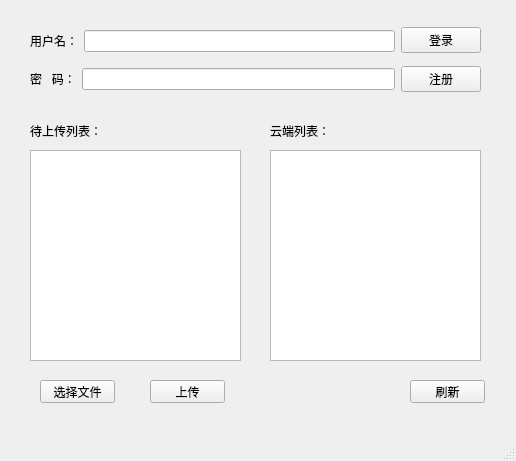
Qt form mainwindow.ui (cuidyy/client) before a commit.
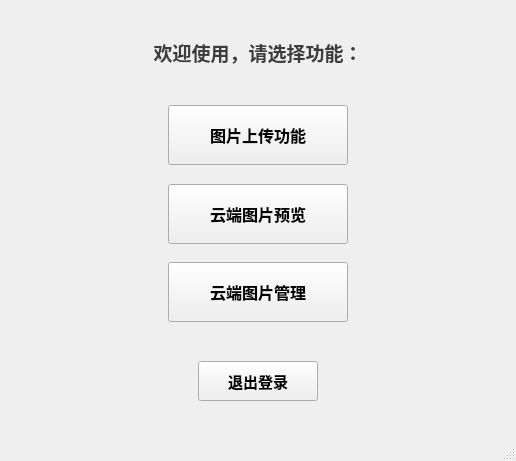
The same form after that commit. The open tabs and pages were chosen to show the change.

Commit message: change function layout

```diff
--- a/mainwindow.ui
+++ b/mainwindow.ui
@@ -11,176 +11,920 @@
    </rect>
   </property>
   <property name="windowTitle">
-   <string>MainWindow</string>
+   <string>用户图片云存储系统</string>
+  </property>
+  <property name="styleSheet">
+   <string notr="true"/>
   </property>
   <widget class="QWidget" name="centralwidget">
-   <widget class="QLabel" name="label_3">
-    <property name="geometry">
-     <rect>
-      <x>30</x>
-      <y>120</y>
-      <width>71</width>
-      <height>21</height>
-     </rect>
-    </property>
-    <property name="text">
-     <string>待上传列表：</string>
-    </property>
-   </widget>
-   <widget class="QLabel" name="label_4">
-    <property name="geometry">
-     <rect>
-      <x>270</x>
-      <y>120</y>
-      <width>71</width>
-      <height>21</height>
-     </rect>
-    </property>
-    <property name="text">
-     <string>云端列表：</string>
-    </property>
-   </widget>
-   <widget class="QListView" name="listViewUpload">
-    <property name="geometry">
-     <rect>
-      <x>30</x>
-      <y>150</y>
-      <width>211</width>
-      <height>211</height>
-     </rect>
-    </property>
-   </widget>
-   <widget class="QListView" name="listViewCloud">
-    <property name="geometry">
-     <rect>
-      <x>270</x>
-      <y>150</y>
-      <width>211</width>
-      <height>211</height>
-     </rect>
-    </property>
-    <property name="contextMenuPolicy">
-     <enum>Qt::NoContextMenu</enum>
-    </property>
-    <property name="editTriggers">
-     <set>QAbstractItemView::NoEditTriggers</set>
-    </property>
-   </widget>
-   <widget class="QPushButton" name="pushButtonUpload">
-    <property name="geometry">
-     <rect>
-      <x>150</x>
-      <y>380</y>
-      <width>75</width>
-      <height>23</height>
-     </rect>
-    </property>
-    <property name="text">
-     <string>上传</string>
-    </property>
-   </widget>
-   <widget class="QPushButton" name="pushButtonFlush">
-    <property name="geometry">
-     <rect>
-      <x>410</x>
-      <y>380</y>
-      <width>75</width>
-      <height>23</height>
-     </rect>
-    </property>
-    <property name="text">
-     <string>刷新</string>
-    </property>
-   </widget>
-   <widget class="QPushButton" name="pushButtonSelectFile">
-    <property name="geometry">
-     <rect>
-      <x>40</x>
-      <y>380</y>
-      <width>75</width>
-      <height>23</height>
-     </rect>
-    </property>
-    <property name="text">
-     <string>选择文件</string>
-    </property>
-   </widget>
-   <widget class="QWidget" name="layoutWidget">
-    <property name="geometry">
-     <rect>
-      <x>30</x>
-      <y>20</y>
-      <width>451</width>
-      <height>81</height>
-     </rect>
-    </property>
-    <layout class="QHBoxLayout" name="horizontalLayout_3">
-     <item>
-      <layout class="QVBoxLayout" name="verticalLayout_2">
-       <item>
-        <layout class="QHBoxLayout" name="horizontalLayout">
-         <item>
-          <widget class="QLabel" name="label">
-           <property name="text">
-            <string>用户名：</string>
-           </property>
-          </widget>
-         </item>
-         <item>
-          <widget class="QLineEdit" name="lineEditUserName"/>
-         </item>
-        </layout>
-       </item>
-       <item>
-        <layout class="QHBoxLayout" name="horizontalLayout_2">
-         <item>
-          <widget class="QLabel" name="label_2">
-           <property name="text">
-            <string>密   码：</string>
-           </property>
-          </widget>
-         </item>
-         <item>
-          <widget class="QLineEdit" name="lineEditPassWord">
-           <property name="echoMode">
-            <enum>QLineEdit::Password</enum>
-           </property>
-          </widget>
-         </item>
-        </layout>
-       </item>
-      </layout>
-     </item>
-     <item>
-      <layout class="QVBoxLayout" name="verticalLayout">
-       <item>
-        <widget class="QPushButton" name="pushButtonLogin">
-         <property name="text">
-          <string>登录</string>
-         </property>
-        </widget>
-       </item>
-       <item>
-        <widget class="QPushButton" name="pushButtonRegister">
-         <property name="text">
-          <string>注册</string>
-         </property>
-        </widget>
-       </item>
-      </layout>
-     </item>
-    </layout>
-   </widget>
-  </widget>
-  <widget class="QMenuBar" name="menubar">
-   <property name="geometry">
-    <rect>
-     <x>0</x>
-     <y>0</y>
-     <width>516</width>
-     <height>21</height>
-    </rect>
-   </property>
+   <layout class="QVBoxLayout" name="verticalLayout">
+    <item>
+     <widget class="QStackedWidget" name="stackedWidget">
+      <widget class="QWidget" name="loginPage">
+       <layout class="QVBoxLayout" name="verticalLayout_2">
+        <item>
+         <spacer name="verticalSpacer">
+          <property name="orientation">
+           <enum>Qt::Vertical</enum>
+          </property>
+          <property name="sizeHint" stdset="0">
+           <size>
+            <width>20</width>
+            <height>40</height>
+           </size>
+          </property>
+         </spacer>
+        </item>
+        <item>
+         <widget class="QLabel" name="labelTitle">
+          <property name="font">
+           <font>
+            <pointsize>16</pointsize>
+            <bold>true</bold>
+           </font>
+          </property>
+          <property name="text">
+           <string>用户图片云存储系统</string>
+          </property>
+          <property name="alignment">
+           <set>Qt::AlignCenter</set>
+          </property>
+         </widget>
+        </item>
+        <item>
+         <spacer name="verticalSpacer_7">
+          <property name="orientation">
+           <enum>Qt::Vertical</enum>
+          </property>
+          <property name="sizeType">
+           <enum>QSizePolicy::Fixed</enum>
+          </property>
+          <property name="sizeHint" stdset="0">
+           <size>
+            <width>20</width>
+            <height>30</height>
+           </size>
+          </property>
+         </spacer>
+        </item>
+        <item>
+         <layout class="QHBoxLayout" name="horizontalLayout_3">
+          <item>
+           <spacer name="horizontalSpacer">
+            <property name="orientation">
+             <enum>Qt::Horizontal</enum>
+            </property>
+            <property name="sizeHint" stdset="0">
+             <size>
+              <width>40</width>
+              <height>20</height>
+             </size>
+            </property>
+           </spacer>
+          </item>
+          <item>
+           <layout class="QVBoxLayout" name="verticalLayout_3">
+            <property name="spacing">
+             <number>15</number>
+            </property>
+            <item>
+             <layout class="QHBoxLayout" name="horizontalLayout">
+              <item>
+               <widget class="QLabel" name="label">
+                <property name="minimumSize">
+                 <size>
+                  <width>80</width>
+                  <height>30</height>
+                 </size>
+                </property>
+                <property name="font">
+                 <font>
+                  <pointsize>11</pointsize>
+                  <bold>true</bold>
+                 </font>
+                </property>
+                <property name="text">
+                 <string>用户名：</string>
+                </property>
+                <property name="alignment">
+                 <set>Qt::AlignRight|Qt::AlignTrailing|Qt::AlignVCenter</set>
+                </property>
+               </widget>
+              </item>
+              <item>
+               <widget class="QLineEdit" name="lineEditUserName">
+                <property name="minimumSize">
+                 <size>
+                  <width>220</width>
+                  <height>35</height>
+                 </size>
+                </property>
+                <property name="font">
+                 <font>
+                  <pointsize>11</pointsize>
+                 </font>
+                </property>
+               </widget>
+              </item>
+             </layout>
+            </item>
+            <item>
+             <layout class="QHBoxLayout" name="horizontalLayout_2">
+              <item>
+               <widget class="QLabel" name="label_2">
+                <property name="minimumSize">
+                 <size>
+                  <width>80</width>
+                  <height>30</height>
+                 </size>
+                </property>
+                <property name="font">
+                 <font>
+                  <pointsize>11</pointsize>
+                  <bold>true</bold>
+                 </font>
+                </property>
+                <property name="text">
+                 <string>密   码：</string>
+                </property>
+                <property name="alignment">
+                 <set>Qt::AlignRight|Qt::AlignTrailing|Qt::AlignVCenter</set>
+                </property>
+               </widget>
+              </item>
+              <item>
+               <widget class="QLineEdit" name="lineEditPassWord">
+                <property name="minimumSize">
+                 <size>
+                  <width>220</width>
+                  <height>35</height>
+                 </size>
+                </property>
+                <property name="font">
+                 <font>
+                  <pointsize>11</pointsize>
+                 </font>
+                </property>
+                <property name="echoMode">
+                 <enum>QLineEdit::Password</enum>
+                </property>
+               </widget>
+              </item>
+             </layout>
+            </item>
+            <item>
+             <spacer name="verticalSpacer_6">
+              <property name="orientation">
+               <enum>Qt::Vertical</enum>
+              </property>
+              <property name="sizeType">
+               <enum>QSizePolicy::Fixed</enum>
+              </property>
+              <property name="sizeHint" stdset="0">
+               <size>
+                <width>20</width>
+                <height>20</height>
+               </size>
+              </property>
+             </spacer>
+            </item>
+            <item>
+             <layout class="QHBoxLayout" name="horizontalLayout_4">
+              <item>
+               <spacer name="horizontalSpacer_9">
+                <property name="orientation">
+                 <enum>Qt::Horizontal</enum>
+                </property>
+                <property name="sizeHint" stdset="0">
+                 <size>
+                  <width>40</width>
+                  <height>20</height>
+                 </size>
+                </property>
+               </spacer>
+              </item>
+              <item>
+               <widget class="QPushButton" name="pushButtonLogin">
+                <property name="minimumSize">
+                 <size>
+                  <width>100</width>
+                  <height>40</height>
+                 </size>
+                </property>
+                <property name="font">
+                 <font>
+                  <pointsize>11</pointsize>
+                  <bold>true</bold>
+                 </font>
+                </property>
+                <property name="styleSheet">
+                 <string notr="true">background-color: rgb(0, 170, 255);
+color: rgb(255, 255, 255);</string>
+                </property>
+                <property name="text">
+                 <string>登录</string>
+                </property>
+               </widget>
+              </item>
+              <item>
+               <spacer name="horizontalSpacer_10">
+                <property name="orientation">
+                 <enum>Qt::Horizontal</enum>
+                </property>
+                <property name="sizeHint" stdset="0">
+                 <size>
+                  <width>20</width>
+                  <height>20</height>
+                 </size>
+                </property>
+               </spacer>
+              </item>
+              <item>
+               <widget class="QPushButton" name="pushButtonRegister">
+                <property name="minimumSize">
+                 <size>
+                  <width>100</width>
+                  <height>40</height>
+                 </size>
+                </property>
+                <property name="font">
+                 <font>
+                  <pointsize>11</pointsize>
+                  <bold>true</bold>
+                 </font>
+                </property>
+                <property name="styleSheet">
+                 <string notr="true">background-color: rgb(85, 170, 0);
+color: rgb(255, 255, 255);</string>
+                </property>
+                <property name="text">
+                 <string>注册</string>
+                </property>
+               </widget>
+              </item>
+              <item>
+               <spacer name="horizontalSpacer_11">
+                <property name="orientation">
+                 <enum>Qt::Horizontal</enum>
+                </property>
+                <property name="sizeHint" stdset="0">
+                 <size>
+                  <width>40</width>
+                  <height>20</height>
+                 </size>
+                </property>
+               </spacer>
+              </item>
+             </layout>
+            </item>
+           </layout>
+          </item>
+          <item>
+           <spacer name="horizontalSpacer_2">
+            <property name="orientation">
+             <enum>Qt::Horizontal</enum>
+            </property>
+            <property name="sizeHint" stdset="0">
+             <size>
+              <width>40</width>
+              <height>20</height>
+             </size>
+            </property>
+           </spacer>
+          </item>
+         </layout>
+        </item>
+        <item>
+         <spacer name="verticalSpacer_2">
+          <property name="orientation">
+           <enum>Qt::Vertical</enum>
+          </property>
+          <property name="sizeHint" stdset="0">
+           <size>
+            <width>20</width>
+            <height>40</height>
+           </size>
+          </property>
+         </spacer>
+        </item>
+       </layout>
+      </widget>
+      <widget class="QWidget" name="functionPage">
+       <layout class="QVBoxLayout" name="verticalLayout_4">
+        <item>
+         <spacer name="verticalSpacer_8">
+          <property name="orientation">
+           <enum>Qt::Vertical</enum>
+          </property>
+          <property name="sizeType">
+           <enum>QSizePolicy::Fixed</enum>
+          </property>
+          <property name="sizeHint" stdset="0">
+           <size>
+            <width>20</width>
+            <height>20</height>
+           </size>
+          </property>
+         </spacer>
+        </item>
+        <item>
+         <widget class="QLabel" name="labelWelcome">
+          <property name="font">
+           <font>
+            <pointsize>14</pointsize>
+            <bold>true</bold>
+           </font>
+          </property>
+          <property name="styleSheet">
+           <string notr="true">color: rgb(60, 60, 60);</string>
+          </property>
+          <property name="text">
+           <string>欢迎使用，请选择功能：</string>
+          </property>
+          <property name="alignment">
+           <set>Qt::AlignCenter</set>
+          </property>
+         </widget>
+        </item>
+        <item>
+         <spacer name="verticalSpacer_3">
+          <property name="orientation">
+           <enum>Qt::Vertical</enum>
+          </property>
+          <property name="sizeHint" stdset="0">
+           <size>
+            <width>20</width>
+            <height>40</height>
+           </size>
+          </property>
+         </spacer>
+        </item>
+        <item>
+         <layout class="QHBoxLayout" name="horizontalLayout_5">
+          <item>
+           <spacer name="horizontalSpacer_3">
+            <property name="orientation">
+             <enum>Qt::Horizontal</enum>
+            </property>
+            <property name="sizeHint" stdset="0">
+             <size>
+              <width>40</width>
+              <height>20</height>
+             </size>
+            </property>
+           </spacer>
+          </item>
+          <item>
+           <widget class="QPushButton" name="pushButtonUploadFunction">
+            <property name="minimumSize">
+             <size>
+              <width>180</width>
+              <height>60</height>
+             </size>
+            </property>
+            <property name="font">
+             <font>
+              <pointsize>12</pointsize>
+              <bold>true</bold>
+             </font>
+            </property>
+            <property name="text">
+             <string>图片上传功能</string>
+            </property>
+           </widget>
+          </item>
+          <item>
+           <spacer name="horizontalSpacer_4">
+            <property name="orientation">
+             <enum>Qt::Horizontal</enum>
+            </property>
+            <property name="sizeHint" stdset="0">
+             <size>
+              <width>40</width>
+              <height>20</height>
+             </size>
+            </property>
+           </spacer>
+          </item>
+         </layout>
+        </item>
+        <item>
+         <spacer name="verticalSpacer_4">
+          <property name="orientation">
+           <enum>Qt::Vertical</enum>
+          </property>
+          <property name="sizeHint" stdset="0">
+           <size>
+            <width>20</width>
+            <height>20</height>
+           </size>
+          </property>
+         </spacer>
+        </item>
+        <item>
+         <layout class="QHBoxLayout" name="horizontalLayout_6">
+          <item>
+           <spacer name="horizontalSpacer_5">
+            <property name="orientation">
+             <enum>Qt::Horizontal</enum>
+            </property>
+            <property name="sizeHint" stdset="0">
+             <size>
+              <width>40</width>
+              <height>20</height>
+             </size>
+            </property>
+           </spacer>
+          </item>
+          <item>
+           <widget class="QPushButton" name="pushButtonCloudFunction">
+            <property name="minimumSize">
+             <size>
+              <width>180</width>
+              <height>60</height>
+             </size>
+            </property>
+            <property name="font">
+             <font>
+              <pointsize>12</pointsize>
+              <bold>true</bold>
+             </font>
+            </property>
+            <property name="text">
+             <string>云端图片预览</string>
+            </property>
+           </widget>
+          </item>
+          <item>
+           <spacer name="horizontalSpacer_6">
+            <property name="orientation">
+             <enum>Qt::Horizontal</enum>
+            </property>
+            <property name="sizeHint" stdset="0">
+             <size>
+              <width>40</width>
+              <height>20</height>
+             </size>
+            </property>
+           </spacer>
+          </item>
+         </layout>
+        </item>
+        <item>
+         <spacer name="verticalSpacer_4">
+          <property name="orientation">
+           <enum>Qt::Vertical</enum>
+          </property>
+          <property name="sizeHint" stdset="0">
+           <size>
+            <width>20</width>
+            <height>20</height>
+           </size>
+          </property>
+         </spacer>
+        </item>
+        <item>
+         <layout class="QHBoxLayout" name="horizontalLayout_11">
+          <item>
+           <spacer name="horizontalSpacer_12">
+            <property name="orientation">
+             <enum>Qt::Horizontal</enum>
+            </property>
+            <property name="sizeHint" stdset="0">
+             <size>
+              <width>40</width>
+              <height>20</height>
+             </size>
+            </property>
+           </spacer>
+          </item>
+          <item>
+           <widget class="QPushButton" name="pushButtonManageFunction">
+            <property name="minimumSize">
+             <size>
+              <width>180</width>
+              <height>60</height>
+             </size>
+            </property>
+            <property name="font">
+             <font>
+              <pointsize>12</pointsize>
+              <bold>true</bold>
+             </font>
+            </property>
+            <property name="text">
+             <string>云端图片管理</string>
+            </property>
+           </widget>
+          </item>
+          <item>
+           <spacer name="horizontalSpacer_13">
+            <property name="orientation">
+             <enum>Qt::Horizontal</enum>
+            </property>
+            <property name="sizeHint" stdset="0">
+             <size>
+              <width>40</width>
+              <height>20</height>
+             </size>
+            </property>
+           </spacer>
+          </item>
+         </layout>
+        </item>
+        <item>
+         <spacer name="verticalSpacer_5">
+          <property name="orientation">
+           <enum>Qt::Vertical</enum>
+          </property>
+          <property name="sizeHint" stdset="0">
+           <size>
+            <width>20</width>
+            <height>40</height>
+           </size>
+          </property>
+         </spacer>
+        </item>
+        <item>
+         <layout class="QHBoxLayout" name="horizontalLayout_7">
+          <item>
+           <spacer name="horizontalSpacer_7">
+            <property name="orientation">
+             <enum>Qt::Horizontal</enum>
+            </property>
+            <property name="sizeHint" stdset="0">
+             <size>
+              <width>40</width>
+              <height>20</height>
+             </size>
+            </property>
+           </spacer>
+          </item>
+          <item>
+           <widget class="QPushButton" name="pushButtonLogout">
+            <property name="minimumSize">
+             <size>
+              <width>120</width>
+              <height>40</height>
+             </size>
+            </property>
+            <property name="font">
+             <font>
+              <pointsize>11</pointsize>
+              <bold>true</bold>
+             </font>
+            </property>
+            <property name="text">
+             <string>退出登录</string>
+            </property>
+           </widget>
+          </item>
+          <item>
+           <spacer name="horizontalSpacer_8">
+            <property name="orientation">
+             <enum>Qt::Horizontal</enum>
+            </property>
+            <property name="sizeHint" stdset="0">
+             <size>
+              <width>40</width>
+              <height>20</height>
+             </size>
+            </property>
+           </spacer>
+          </item>
+         </layout>
+        </item>
+        <item>
+         <spacer name="verticalSpacer_9">
+          <property name="orientation">
+           <enum>Qt::Vertical</enum>
+          </property>
+          <property name="sizeType">
+           <enum>QSizePolicy::Fixed</enum>
+          </property>
+          <property name="sizeHint" stdset="0">
+           <size>
+            <width>20</width>
+            <height>20</height>
+           </size>
+          </property>
+         </spacer>
+        </item>
+       </layout>
+      </widget>
+      <widget class="QWidget" name="uploadPage">
+       <layout class="QVBoxLayout" name="verticalLayout_5">
+        <item>
+         <widget class="QLabel" name="label_3">
+          <property name="font">
+           <font>
+            <pointsize>12</pointsize>
+            <bold>true</bold>
+           </font>
+          </property>
+          <property name="styleSheet">
+           <string notr="true">color: rgb(60, 60, 60);</string>
+          </property>
+          <property name="text">
+           <string>待上传图片列表</string>
+          </property>
+          <property name="alignment">
+           <set>Qt::AlignCenter</set>
+          </property>
+         </widget>
+        </item>
+        <item>
+         <widget class="QListView" name="listViewUpload">
+          <property name="font">
+           <font>
+            <pointsize>10</pointsize>
+           </font>
+          </property>
+          <property name="editTriggers">
+           <set>QAbstractItemView::NoEditTriggers</set>
+          </property>
+         </widget>
+        </item>
+        <item>
+         <layout class="QHBoxLayout" name="horizontalLayout_8">
+          <item>
+           <widget class="QPushButton" name="pushButtonSelectFile">
+            <property name="minimumSize">
+             <size>
+              <width>0</width>
+              <height>40</height>
+             </size>
+            </property>
+            <property name="font">
+             <font>
+              <pointsize>10</pointsize>
+              <bold>true</bold>
+             </font>
+            </property>
+            <property name="text">
+             <string>选择文件</string>
+            </property>
+           </widget>
+          </item>
+          <item>
+           <widget class="QPushButton" name="pushButtonUpload">
+            <property name="minimumSize">
+             <size>
+              <width>0</width>
+              <height>40</height>
+             </size>
+            </property>
+            <property name="font">
+             <font>
+              <pointsize>10</pointsize>
+              <bold>true</bold>
+             </font>
+            </property>
+            <property name="text">
+             <string>上传</string>
+            </property>
+           </widget>
+          </item>
+          <item>
+           <widget class="QPushButton" name="pushButtonBackFromUpload">
+            <property name="minimumSize">
+             <size>
+              <width>0</width>
+              <height>40</height>
+             </size>
+            </property>
+            <property name="font">
+             <font>
+              <pointsize>10</pointsize>
+              <bold>true</bold>
+             </font>
+            </property>
+            <property name="text">
+             <string>返回</string>
+            </property>
+           </widget>
+          </item>
+         </layout>
+        </item>
+       </layout>
+      </widget>
+      <widget class="QWidget" name="cloudPage">
+       <layout class="QVBoxLayout" name="verticalLayout_6">
+        <item>
+         <widget class="QLabel" name="label_4">
+          <property name="font">
+           <font>
+            <pointsize>12</pointsize>
+            <bold>true</bold>
+           </font>
+          </property>
+          <property name="styleSheet">
+           <string notr="true">color: rgb(60, 60, 60);</string>
+          </property>
+          <property name="text">
+           <string>云端图片列表</string>
+          </property>
+          <property name="alignment">
+           <set>Qt::AlignCenter</set>
+          </property>
+         </widget>
+        </item>
+        <item>
+         <widget class="QLabel" name="label_5">
+          <property name="font">
+           <font>
+            <pointsize>9</pointsize>
+            <italic>true</italic>
+           </font>
+          </property>
+          <property name="styleSheet">
+           <string notr="true">color: rgb(100, 100, 100);</string>
+          </property>
+          <property name="text">
+           <string>提示：双击下载图片，右键删除图片</string>
+          </property>
+          <property name="alignment">
+           <set>Qt::AlignCenter</set>
+          </property>
+         </widget>
+        </item>
+        <item>
+         <widget class="QListView" name="listViewCloud">
+          <property name="font">
+           <font>
+            <pointsize>10</pointsize>
+           </font>
+          </property>
+          <property name="contextMenuPolicy">
+           <enum>Qt::CustomContextMenu</enum>
+          </property>
+          <property name="editTriggers">
+           <set>QAbstractItemView::NoEditTriggers</set>
+          </property>
+         </widget>
+        </item>
+        <item>
+         <layout class="QHBoxLayout" name="horizontalLayout_9">
+          <item>
+           <widget class="QPushButton" name="pushButtonFlush">
+            <property name="minimumSize">
+             <size>
+              <width>0</width>
+              <height>40</height>
+             </size>
+            </property>
+            <property name="font">
+             <font>
+              <pointsize>10</pointsize>
+              <bold>true</bold>
+             </font>
+            </property>
+            <property name="text">
+             <string>刷新</string>
+            </property>
+           </widget>
+          </item>
+          <item>
+           <widget class="QPushButton" name="pushButtonBackFromCloud">
+            <property name="minimumSize">
+             <size>
+              <width>0</width>
+              <height>40</height>
+             </size>
+            </property>
+            <property name="font">
+             <font>
+              <pointsize>10</pointsize>
+              <bold>true</bold>
+             </font>
+            </property>
+            <property name="text">
+             <string>返回</string>
+            </property>
+           </widget>
+          </item>
+         </layout>
+        </item>
+       </layout>
+      </widget>
+      <widget class="QWidget" name="managePage">
+       <layout class="QVBoxLayout" name="verticalLayout_7">
+        <item>
+         <widget class="QLabel" name="label_6">
+          <property name="font">
+           <font>
+            <pointsize>12</pointsize>
+            <bold>true</bold>
+           </font>
+          </property>
+          <property name="styleSheet">
+           <string notr="true">color: rgb(60, 60, 60);</string>
+          </property>
+          <property name="text">
+           <string>云端图片管理</string>
+          </property>
+          <property name="alignment">
+           <set>Qt::AlignCenter</set>
+          </property>
+         </widget>
+        </item>
+        <item>
+         <widget class="QListView" name="listViewManage">
+          <property name="font">
+           <font>
+            <pointsize>10</pointsize>
+           </font>
+          </property>
+          <property name="editTriggers">
+           <set>QAbstractItemView::NoEditTriggers</set>
+          </property>
+         </widget>
+        </item>
+        <item>
+         <layout class="QHBoxLayout" name="horizontalLayout_10">
+          <item>
+           <widget class="QPushButton" name="pushButtonDownload">
+            <property name="minimumSize">
+             <size>
+              <width>0</width>
+              <height>40</height>
+             </size>
+            </property>
+            <property name="font">
+             <font>
+              <pointsize>10</pointsize>
+              <bold>true</bold>
+             </font>
+            </property>
+            <property name="text">
+             <string>下载</string>
+            </property>
+           </widget>
+          </item>
+          <item>
+           <widget class="QPushButton" name="pushButtonDelete">
+            <property name="minimumSize">
+             <size>
+              <width>0</width>
+              <height>40</height>
+             </size>
+            </property>
+            <property name="font">
+             <font>
+              <pointsize>10</pointsize>
+              <bold>true</bold>
+             </font>
+            </property>
+            <property name="text">
+             <string>删除</string>
+            </property>
+           </widget>
+          </item>
+          <item>
+           <widget class="QPushButton" name="pushButtonShare">
+            <property name="minimumSize">
+             <size>
+              <width>0</width>
+              <height>40</height>
+             </size>
+            </property>
+            <property name="font">
+             <font>
+              <pointsize>10</pointsize>
+              <bold>true</bold>
+             </font>
+            </property>
+            <property name="text">
+             <string>分享</string>
+            </property>
+           </widget>
+          </item>
+          <item>
+           <widget class="QPushButton" name="pushButtonBackFromManage">
+            <property name="minimumSize">
+             <size>
+              <width>0</width>
+              <height>40</height>
+             </size>
+            </property>
+            <property name="font">
+             <font>
+              <pointsize>10</pointsize>
+              <bold>true</bold>
+             </font>
+            </property>
+            <property name="text">
+             <string>返回</string>
+            </property>
+           </widget>
+          </item>
+         </layout>
+        </item>
+       </layout>
+      </widget>
+     </widget>
+    </item>
+   </layout>
   </widget>
   <widget class="QStatusBar" name="statusbar"/>
  </widget>
```
The commit also changes 363 other files.
